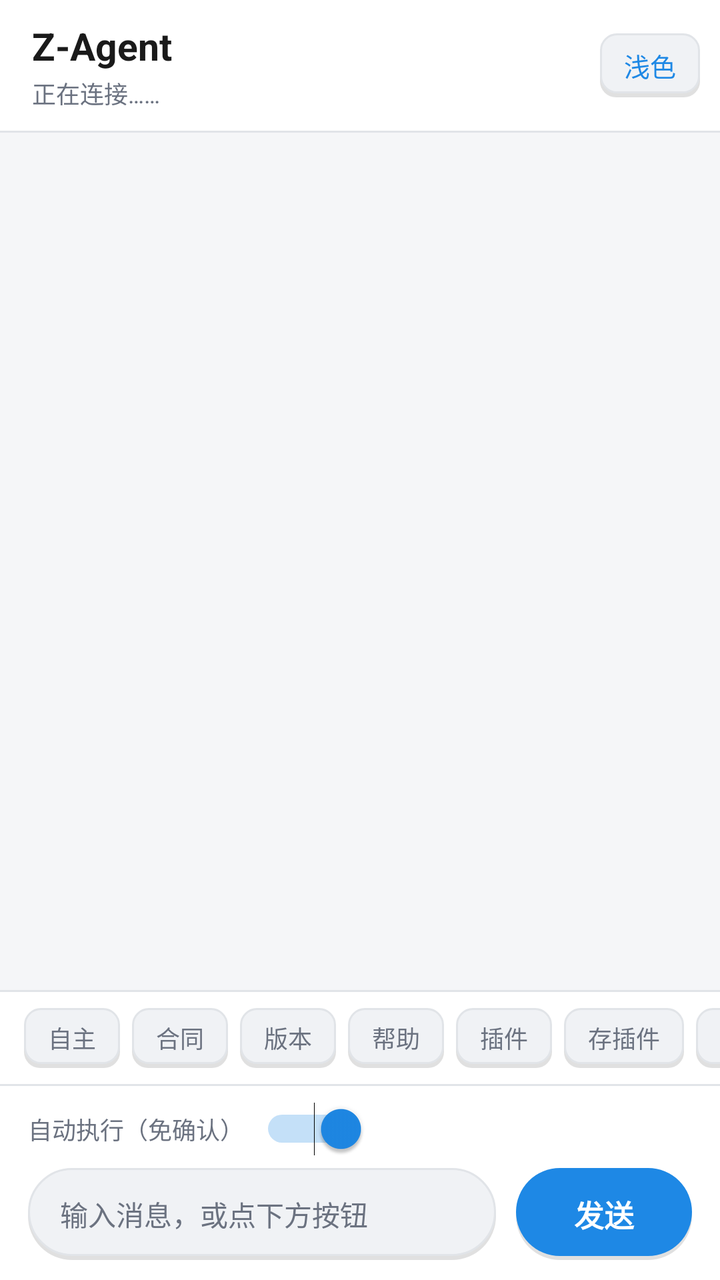
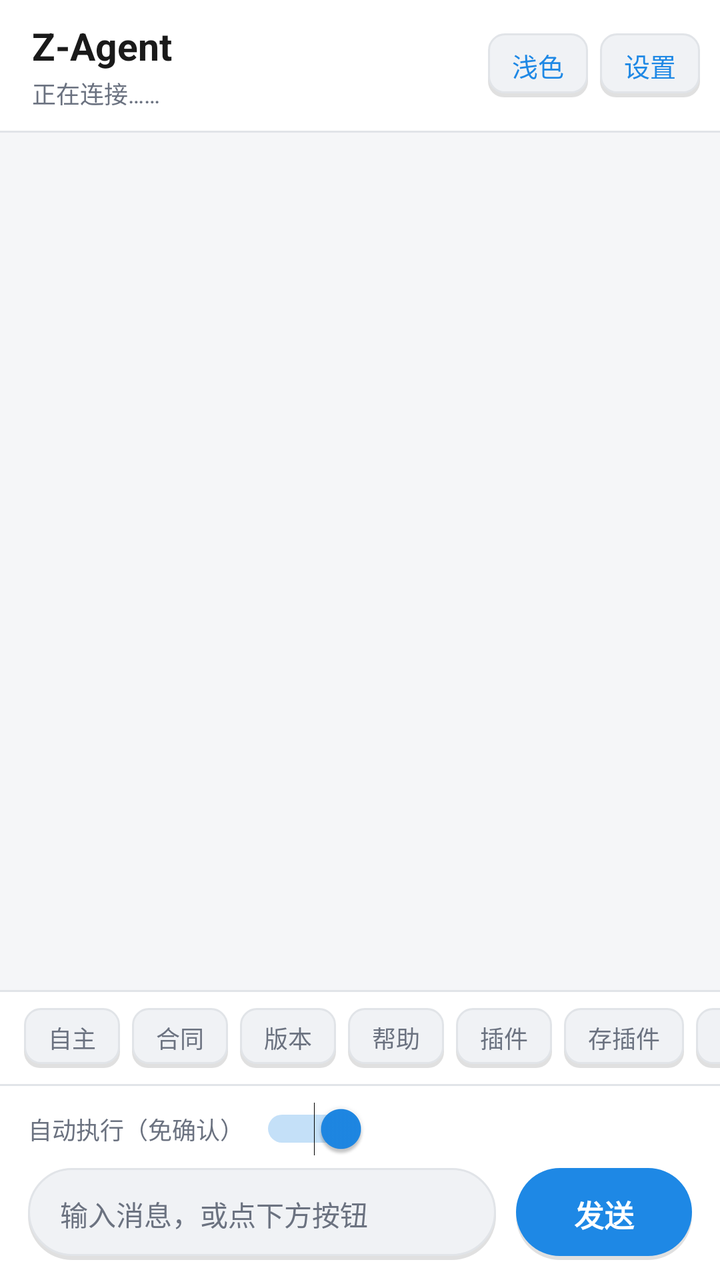

An Android layout rendered at two revisions. The XML below is the earlier revision; the diff shows what the commit changed to produce the second picture.
<!-- AndroidManifest.xml: application theme AppTheme -->
<!-- res/layout/activity_main.xml -->
<?xml version="1.0" encoding="utf-8"?>
<LinearLayout xmlns:android="http://schemas.android.com/apk/res/android"
    android:id="@+id/rootView"
    android:layout_width="match_parent"
    android:layout_height="match_parent"
    android:background="@color/bg_root"
    android:orientation="vertical">

    
    <LinearLayout
        android:id="@+id/topBar"
        android:layout_width="match_parent"
        android:layout_height="wrap_content"
        android:background="@color/bg_surface"
        android:gravity="center_vertical"
        android:orientation="horizontal"
        android:paddingStart="16dp"
        android:paddingTop="10dp"
        android:paddingEnd="10dp"
        android:paddingBottom="10dp">

        <LinearLayout
            android:layout_width="0dp"
            android:layout_height="wrap_content"
            android:layout_weight="1"
            android:orientation="vertical">

            <TextView
                android:layout_width="wrap_content"
                android:layout_height="wrap_content"
                android:text="Z-Agent"
                android:textColor="@color/text_primary"
                android:textSize="19sp"
                android:textStyle="bold" />

            <TextView
                android:id="@+id/statusText"
                android:layout_width="match_parent"
                android:layout_height="wrap_content"
                android:layout_marginTop="2dp"
                android:ellipsize="end"
                android:maxLines="1"
                android:text="正在连接……"
                android:textColor="@color/text_secondary"
                android:textSize="12sp" />
        </LinearLayout>

        <TextView
            android:id="@+id/themeButton"
            android:layout_width="wrap_content"
            android:layout_height="32dp"
            android:background="@drawable/bg_quick"
            android:clickable="true"
            android:focusable="true"
            android:gravity="center"
            android:paddingStart="12dp"
            android:paddingEnd="12dp"
            android:text="浅色"
            android:textColor="@color/accent"
            android:textSize="13sp" />
    </LinearLayout>

    
    <View
        android:layout_width="match_parent"
        android:layout_height="1dp"
        android:background="@color/divider" />

    
    <ScrollView
        android:id="@+id/outputScroll"
        android:layout_width="match_parent"
        android:layout_height="0dp"
        android:layout_weight="1"
        android:background="@color/bg_root"
        android:fillViewport="true"
        android:overScrollMode="never"
        android:scrollbars="vertical">

        <LinearLayout
            android:id="@+id/chatContainer"
            android:layout_width="match_parent"
            android:layout_height="wrap_content"
            android:orientation="vertical"
            android:paddingStart="8dp"
            android:paddingTop="12dp"
            android:paddingEnd="8dp"
            android:paddingBottom="12dp" />
    </ScrollView>

    
    <View
        android:layout_width="match_parent"
        android:layout_height="1dp"
        android:background="@color/divider" />

    
    <HorizontalScrollView
        android:layout_width="match_parent"
        android:layout_height="wrap_content"
        android:background="@color/bg_surface"
        android:overScrollMode="never"
        android:scrollbars="none">

        <LinearLayout
            android:layout_width="wrap_content"
            android:layout_height="wrap_content"
            android:orientation="horizontal"
            android:paddingStart="12dp"
            android:paddingTop="8dp"
            android:paddingEnd="12dp"
            android:paddingBottom="8dp">

            <TextView android:id="@+id/btnIdle" android:layout_width="wrap_content" android:layout_height="30dp" android:background="@drawable/bg_quick" android:gravity="center" android:paddingStart="12dp" android:paddingEnd="12dp" android:text="自主" android:textColor="@color/text_secondary" android:textSize="12sp" />
            <TextView android:id="@+id/btnContract" android:layout_width="wrap_content" android:layout_height="30dp" android:layout_marginStart="6dp" android:background="@drawable/bg_quick" android:gravity="center" android:paddingStart="12dp" android:paddingEnd="12dp" android:text="合同" android:textColor="@color/text_secondary" android:textSize="12sp" />
            <TextView android:id="@+id/btnVersions" android:layout_width="wrap_content" android:layout_height="30dp" android:layout_marginStart="6dp" android:background="@drawable/bg_quick" android:gravity="center" android:paddingStart="12dp" android:paddingEnd="12dp" android:text="版本" android:textColor="@color/text_secondary" android:textSize="12sp" />
            <TextView android:id="@+id/btnHelp" android:layout_width="wrap_content" android:layout_height="30dp" android:layout_marginStart="6dp" android:background="@drawable/bg_quick" android:gravity="center" android:paddingStart="12dp" android:paddingEnd="12dp" android:text="帮助" android:textColor="@color/text_secondary" android:textSize="12sp" />
            <TextView android:id="@+id/btnPlugins" android:layout_width="wrap_content" android:layout_height="30dp" android:layout_marginStart="6dp" android:background="@drawable/bg_quick" android:gravity="center" android:paddingStart="12dp" android:paddingEnd="12dp" android:text="插件" android:textColor="@color/text_secondary" android:textSize="12sp" />
            <TextView android:id="@+id/btnSavePlugin" android:layout_width="wrap_content" android:layout_height="30dp" android:layout_marginStart="6dp" android:background="@drawable/bg_quick" android:gravity="center" android:paddingStart="12dp" android:paddingEnd="12dp" android:text="存插件" android:textColor="@color/text_secondary" android:textSize="12sp" />
            <TextView android:id="@+id/btnClear" android:layout_width="wrap_content" android:layout_height="30dp" android:layout_marginStart="6dp" android:background="@drawable/bg_quick" android:gravity="center" android:paddingStart="12dp" android:paddingEnd="12dp" android:text="清屏" android:textColor="@color/text_secondary" android:textSize="12sp" />
            <TextView android:id="@+id/settingsButton" android:layout_width="wrap_content" android:layout_height="30dp" android:layout_marginStart="6dp" android:background="@drawable/bg_quick" android:gravity="center" android:paddingStart="12dp" android:paddingEnd="12dp" android:text="设置" android:textColor="@color/accent" android:textSize="12sp" />
        </LinearLayout>
    </HorizontalScrollView>

    
    <View
        android:layout_width="match_parent"
        android:layout_height="1dp"
        android:background="@color/divider" />

    
    <LinearLayout
        android:id="@+id/inputBar"
        android:layout_width="match_parent"
        android:layout_height="wrap_content"
        android:background="@color/bg_surface"
        android:orientation="vertical"
        android:paddingStart="14dp"
        android:paddingTop="8dp"
        android:paddingEnd="14dp"
        android:paddingBottom="10dp">

        <LinearLayout
            android:layout_width="match_parent"
            android:layout_height="wrap_content"
            android:gravity="center_vertical"
            android:orientation="horizontal"
            android:paddingBottom="6dp">

            <TextView
                android:layout_width="wrap_content"
                android:layout_height="wrap_content"
                android:text="自动执行（免确认）"
                android:textColor="@color/text_secondary"
                android:textSize="12sp" />

            <android.widget.Switch
                android:id="@+id/autoSwitch"
                android:layout_width="wrap_content"
                android:layout_height="wrap_content"
                android:layout_marginStart="8dp"
                android:checked="true"
                android:minHeight="0dp" />
        </LinearLayout>

        <LinearLayout
            android:layout_width="match_parent"
            android:layout_height="wrap_content"
            android:gravity="center_vertical"
            android:orientation="horizontal">

            <EditText
                android:id="@+id/inputEdit"
                android:layout_width="0dp"
                android:layout_height="46dp"
                android:layout_weight="1"
                android:background="@drawable/bg_input"
                android:hint="输入消息，或点下方按钮"
                android:imeOptions="actionSend"
                android:inputType="textMultiLine|text"
                android:maxLines="4"
                android:paddingStart="16dp"
                android:paddingEnd="16dp"
                android:textColor="@color/text_primary"
                android:textColorHint="@color/text_secondary"
                android:textSize="14sp" />

            <Button
                android:id="@+id/sendButton"
                android:layout_width="wrap_content"
                android:layout_height="46dp"
                android:layout_marginStart="10dp"
                android:background="@drawable/bg_send"
                android:paddingStart="22dp"
                android:paddingEnd="22dp"
                android:stateListAnimator="@null"
                android:text="发送"
                android:textAllCaps="false"
                android:textColor="@color/text_on_accent"
                android:textSize="15sp"
                android:textStyle="bold" />
        </LinearLayout>
    </LinearLayout>
</LinearLayout>
<!-- resources referenced by this layout -->
<resources>
  <color name="accent">#FF1E88E5</color>
  <color name="bg_root">#FFF5F6F8</color>
  <color name="bg_surface">#FFFFFFFF</color>
  <color name="divider">#FFE1E4E8</color>
  <color name="text_on_accent">#FFFFFFFF</color>
  <color name="text_primary">#FF1A1A1A</color>
  <color name="text_secondary">#FF6B7280</color>
  <!-- drawable bg_input (drawable) -->
  <?xml version="1.0" encoding="utf-8"?>
  <layer-list xmlns:android="http://schemas.android.com/apk/res/android">
      
      <item android:top="2dp">
          <shape android:shape="rectangle">
              <solid android:color="@color/btn_shadow" />
              <corners android:radius="23dp" />
          </shape>
      </item>
      
      <item android:bottom="2dp">
          <shape android:shape="rectangle">
              <solid android:color="@color/bg_input" />
              <stroke android:width="1dp" android:color="@color/divider" />
              <corners android:radius="23dp" />
          </shape>
      </item>
  </layer-list>
  <!-- drawable bg_quick (drawable) -->
  <?xml version="1.0" encoding="utf-8"?>
  <layer-list xmlns:android="http://schemas.android.com/apk/res/android">
      
      <item android:top="2dp">
          <shape android:shape="rectangle">
              <solid android:color="@color/btn_shadow" />
              <corners android:radius="8dp" />
          </shape>
      </item>
      
      <item android:bottom="2dp">
          <shape android:shape="rectangle">
              <solid android:color="@color/bg_input" />
              <stroke android:width="1dp" android:color="@color/chip_stroke" />
              <corners android:radius="8dp" />
          </shape>
      </item>
  </layer-list>
  <!-- drawable bg_send (drawable) -->
  <?xml version="1.0" encoding="utf-8"?>
  <selector xmlns:android="http://schemas.android.com/apk/res/android"> <item android:state_pressed="true"> <layer-list> <item android:top="2dp"> <shape android:shape="rectangle"> <solid android:color="@color/btn_shadow" /> <corners android:radius="23dp" /> </shape> </item> <item android:bottom="2dp"> <shape android:shape="rectangle"> <solid android:color="@color/send_pressed" /> <corners android:radius="23dp" /> </shape> </item> </layer-list> </item> <item android:state_enabled="false"> <layer-list> <item android:top="2dp"> <shape android:shape="rectangle"> <solid android:color="@color/btn_shadow" /> <corners android:radius="23dp" /> </shape> </item> <item android:bottom="2dp"> <shape android:shape="rectangle"> <solid android:color="@color/chip_stroke" /> <corners android:radius="23dp" /> </shape> </item> </layer-list> </item> <item> <layer-list> <item android:top="2dp"> <shape android:shape="rectangle"> <solid android:color="@color/btn_shadow" /> <corners android:radius="23dp" /> </shape> </item> <item android:bottom="2dp"> <shape android:shape="rectangle"> <solid android:color="@color/accent" /> <corners android:radius="23dp" /> </shape> </item> </layer-list> </item> </selector>
  <style name="AppTheme" parent="Theme.AppCompat.DayNight.NoActionBar"> <item name="android:windowBackground">@color/bg_root</item> <item name="colorPrimary">@color/accent</item> <item name="colorPrimaryDark">@color/status_bar</item> <item name="colorAccent">@color/accent</item> <item name="android:statusBarColor">@color/status_bar</item> <item name="android:navigationBarColor">@color/status_bar</item> <item name="android:windowLightStatusBar">@bool/light_status_bar</item> </style>
  <color name="btn_shadow">#1F000000</color>
  <color name="bg_input">#FFF0F2F5</color>
  <color name="chip_stroke">#FFE1E4E8</color>
  <color name="send_pressed">#FF1565C0</color>
  <color name="status_bar">#FFF5F6F8</color>
</resources>

<!-- the commit's change to res/layout/activity_main.xml (unified diff, before → after) -->
@@ -58,6 +58,21 @@
             android:text="浅色"
             android:textColor="@color/accent"
             android:textSize="13sp" />
+
+        <TextView
+            android:id="@+id/settingsButton"
+            android:layout_width="wrap_content"
+            android:layout_height="32dp"
+            android:layout_marginStart="6dp"
+            android:background="@drawable/bg_quick"
+            android:clickable="true"
+            android:focusable="true"
+            android:gravity="center"
+            android:paddingStart="12dp"
+            android:paddingEnd="12dp"
+            android:text="设置"
+            android:textColor="@color/accent"
+            android:textSize="13sp" />
     </LinearLayout>
 
     
@@ -118,7 +133,6 @@
             <TextView android:id="@+id/btnPlugins" android:layout_width="wrap_content" android:layout_height="30dp" android:layout_marginStart="6dp" android:background="@drawable/bg_quick" android:gravity="center" android:paddingStart="12dp" android:paddingEnd="12dp" android:text="插件" android:textColor="@color/text_secondary" android:textSize="12sp" />
             <TextView android:id="@+id/btnSavePlugin" android:layout_width="wrap_content" android:layout_height="30dp" android:layout_marginStart="6dp" android:background="@drawable/bg_quick" android:gravity="center" android:paddingStart="12dp" android:paddingEnd="12dp" android:text="存插件" android:textColor="@color/text_secondary" android:textSize="12sp" />
             <TextView android:id="@+id/btnClear" android:layout_width="wrap_content" android:layout_height="30dp" android:layout_marginStart="6dp" android:background="@drawable/bg_quick" android:gravity="center" android:paddingStart="12dp" android:paddingEnd="12dp" android:text="清屏" android:textColor="@color/text_secondary" android:textSize="12sp" />
-            <TextView android:id="@+id/settingsButton" android:layout_width="wrap_content" android:layout_height="30dp" android:layout_marginStart="6dp" android:background="@drawable/bg_quick" android:gravity="center" android:paddingStart="12dp" android:paddingEnd="12dp" android:text="设置" android:textColor="@color/accent" android:textSize="12sp" />
         </LinearLayout>
     </HorizontalScrollView>
 
